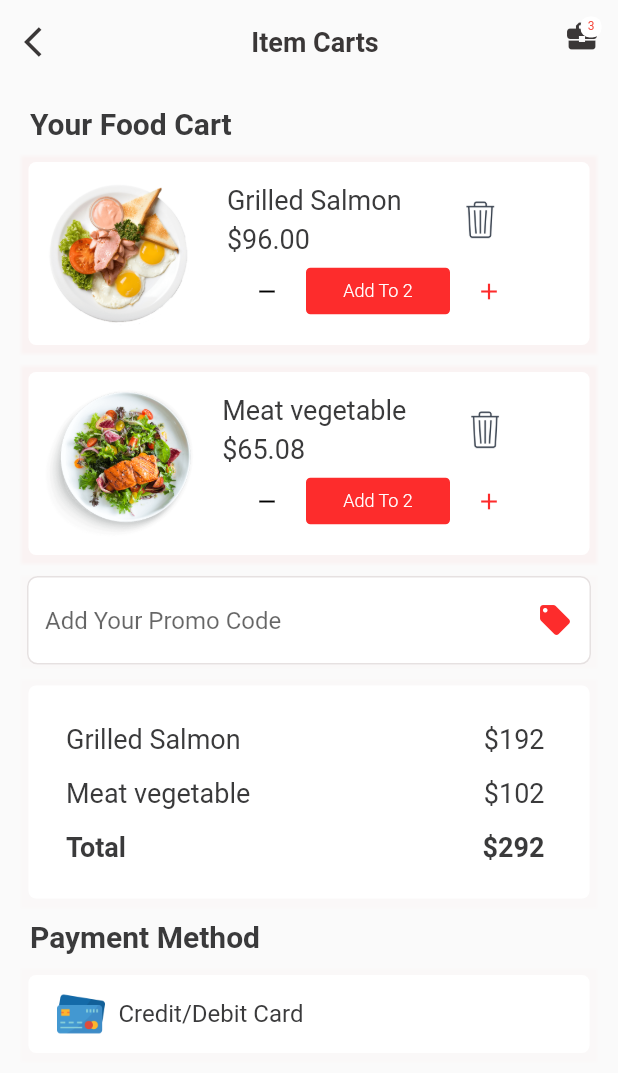
After one commit to TeerapongP/flutter-food-delivery, a Flutter app: the FoodOrderPage screen opened directly, on a phone screen of 412 x 824 dp. The commit adds this screen. Shown: the top 1073 px of the screen. Run offline on Flutter 3.47's test engine with Material 2 defaults, Android fonts, the phone set to English and light mode, and no system bars; our stand-ins replace carousel_pro, firebase_auth, firebase_core, font_awesome_flutter, google_sign_in; missing offline and left inert: flutter_facebook_auth; accounts and stored records are empty; Roboto replaces fonts that are missing (Roboto-Regular.ttf).

Commit message:
add foodOrderPage

```diff
--- a/lib/main.dart
+++ b/lib/main.dart
@@ -3,6 +3,7 @@ import 'package:delivery/page/Home.dart';
 import 'page/signInPage.dart';
 import 'package:firebase_core/firebase_core.dart';
 import 'package:flutter/material.dart';
+import './page/FoodOrderPage.dart';
 
 main() async {
   // WidgetsFlutterBinding.ensureInitialized();
--- /dev/null
+++ b/lib/page/FoodOrderPage.dart
@@ -0,0 +1,521 @@
+import 'package:flutter/material.dart';
+import 'package:flutter/services.dart';
+
+class FoodOrderPage extends StatefulWidget {
+  const FoodOrderPage({Key? key}) : super(key: key);
+
+  @override
+  _FoodOrderPageState createState() => _FoodOrderPageState();
+}
+
+class _FoodOrderPageState extends State<FoodOrderPage> {
+  int counter = 3;
+  @override
+  Widget build(BuildContext context) {
+    return Scaffold(
+        appBar: AppBar(
+          backgroundColor: const Color(0xFFFAFAFA),
+          elevation: 0,
+          leading: IconButton(
+            icon: const Icon(
+              Icons.arrow_back_ios,
+              color: Color(0xFF3a3737),
+            ),
+            onPressed: () => Navigator.of(context).pop(),
+          ),
+          title: const Center(
+            child: Text(
+              "Item Carts",
+              style: TextStyle(
+                  color: Color(0xFF3a3737),
+                  fontWeight: FontWeight.w600,
+                  fontSize: 18),
+              textAlign: TextAlign.center,
+            ),
+          ),
+          actions: <Widget>[
+            CartIconWithBadge(),
+          ],
+          systemOverlayStyle: SystemUiOverlayStyle.dark,
+        ),
+        body: SingleChildScrollView(
+          child: Container(
+            padding: const EdgeInsets.all(15),
+            child: Column(
+              crossAxisAlignment: CrossAxisAlignment.start,
+              children: <Widget>[
+                Container(
+                  padding: const EdgeInsets.only(left: 5),
+                  child: const Text(
+                    "Your Food Cart",
+                    style: TextStyle(
+                        fontSize: 20,
+                        color: Color(0xFF3a3a3b),
+                        fontWeight: FontWeight.w600),
+                    textAlign: TextAlign.left,
+                  ),
+                ),
+                const SizedBox(
+                  height: 10,
+                ),
+                const CartItem(
+                    productName: "Grilled Salmon",
+                    productPrice: "\$96.00",
+                    productImage: "ic_popular_food_1",
+                    productCartQuantity: "2"),
+                const SizedBox(
+                  height: 10,
+                ),
+                const CartItem(
+                    productName: "Meat vegetable",
+                    productPrice: "\$65.08",
+                    productImage: "ic_popular_food_4",
+                    productCartQuantity: "5"),
+                const SizedBox(
+                  height: 10,
+                ),
+                const PromoCodeWidget(),
+                const SizedBox(
+                  height: 10,
+                ),
+                const TotalCalculationWidget(),
+                const SizedBox(
+                  height: 10,
+                ),
+                Container(
+                  padding: const EdgeInsets.only(left: 5),
+                  child: const Text(
+                    "Payment Method",
+                    style: TextStyle(
+                        fontSize: 20,
+                        color: Color(0xFF3a3a3b),
+                        fontWeight: FontWeight.w600),
+                    textAlign: TextAlign.left,
+                  ),
+                ),
+                const SizedBox(
+                  height: 10,
+                ),
+                const PaymentMethodWidget(),
+              ],
+            ),
+          ),
+        ));
+  }
+}
+
+class PaymentMethodWidget extends StatelessWidget {
+  const PaymentMethodWidget({Key? key}) : super(key: key);
+
+  @override
+  Widget build(BuildContext context) {
+    return Container(
+      alignment: Alignment.center,
+      width: double.infinity,
+      height: 60,
+      decoration: BoxDecoration(boxShadow: [
+        BoxShadow(
+          color: const Color(0xFFfae3e2).withOpacity(0.1),
+          spreadRadius: 1,
+          blurRadius: 1,
+          offset: const Offset(0, 1),
+        ),
+      ]),
+      child: Card(
+        color: Colors.white,
+        elevation: 0,
+        shape: const RoundedRectangleBorder(
+          borderRadius: BorderRadius.all(
+            Radius.circular(5.0),
+          ),
+        ),
+        child: Container(
+          alignment: Alignment.center,
+          padding:
+              const EdgeInsets.only(left: 10, right: 30, top: 10, bottom: 10),
+          child: Row(
+            children: <Widget>[
+              Container(
+                alignment: Alignment.center,
+                child: Image.asset(
+                  "assets/images/menus/ic_credit_card.png",
+                  width: 50,
+                  height: 50,
+                ),
+              ),
+              const Text(
+                "Credit/Debit Card",
+                style: TextStyle(
+                    fontSize: 16,
+                    color: Color(0xFF3a3a3b),
+                    fontWeight: FontWeight.w400),
+                textAlign: TextAlign.left,
+              )
+            ],
+          ),
+        ),
+      ),
+    );
+  }
+}
+
+class TotalCalculationWidget extends StatelessWidget {
+  const TotalCalculationWidget({Key? key}) : super(key: key);
+
+  @override
+  Widget build(BuildContext context) {
+    return Container(
+      alignment: Alignment.center,
+      width: double.infinity,
+      height: 150,
+      decoration: BoxDecoration(boxShadow: [
+        BoxShadow(
+          color: const Color(0xFFfae3e2).withOpacity(0.1),
+          spreadRadius: 1,
+          blurRadius: 1,
+          offset: const Offset(0, 1),
+        ),
+      ]),
+      child: Card(
+        color: Colors.white,
+        elevation: 0,
+        shape: const RoundedRectangleBorder(
+          borderRadius: BorderRadius.all(
+            Radius.circular(5.0),
+          ),
+        ),
+        child: Container(
+          alignment: Alignment.center,
+          padding:
+              const EdgeInsets.only(left: 25, right: 30, top: 10, bottom: 10),
+          child: Column(
+            children: <Widget>[
+              const SizedBox(
+                height: 15,
+              ),
+              Row(
+                mainAxisAlignment: MainAxisAlignment.spaceBetween,
+                children: const <Widget>[
+                  Text(
+                    "Grilled Salmon",
+                    style: TextStyle(
+                        fontSize: 18,
+                        color: Color(0xFF3a3a3b),
+                        fontWeight: FontWeight.w400),
+                    textAlign: TextAlign.left,
+                  ),
+                  Text(
+                    "\$192",
+                    style: TextStyle(
+                        fontSize: 18,
+                        color: Color(0xFF3a3a3b),
+                        fontWeight: FontWeight.w400),
+                    textAlign: TextAlign.left,
+                  )
+                ],
+              ),
+              const SizedBox(
+                height: 15,
+              ),
+              Row(
+                mainAxisAlignment: MainAxisAlignment.spaceBetween,
+                children: const <Widget>[
+                  Text(
+                    "Meat vegetable",
+                    style: TextStyle(
+                        fontSize: 18,
+                        color: Color(0xFF3a3a3b),
+                        fontWeight: FontWeight.w400),
+                    textAlign: TextAlign.left,
+                  ),
+                  Text(
+                    "\$102",
+                    style: TextStyle(
+                        fontSize: 18,
+                        color: Color(0xFF3a3a3b),
+                        fontWeight: FontWeight.w400),
+                    textAlign: TextAlign.left,
+                  )
+                ],
+              ),
+              const SizedBox(
+                height: 15,
+              ),
+              Row(
+                mainAxisAlignment: MainAxisAlignment.spaceBetween,
+                children: const <Widget>[
+                  Text(
+                    "Total",
+                    style: TextStyle(
+                        fontSize: 18,
+                        color: Color(0xFF3a3a3b),
+                        fontWeight: FontWeight.w600),
+                    textAlign: TextAlign.left,
+                  ),
+                  Text(
+                    "\$292",
+                    style: TextStyle(
+                        fontSize: 18,
+                        color: Color(0xFF3a3a3b),
+                        fontWeight: FontWeight.w600),
+                    textAlign: TextAlign.left,
+                  )
+                ],
+              ),
+            ],
+          ),
+        ),
+      ),
+    );
+  }
+}
+
+class PromoCodeWidget extends StatelessWidget {
+  const PromoCodeWidget({Key? key}) : super(key: key);
+
+  @override
+  Widget build(BuildContext context) {
+    return SafeArea(
+      child: Container(
+        padding: const EdgeInsets.only(left: 3, right: 3),
+        decoration: BoxDecoration(boxShadow: [
+          BoxShadow(
+            color: const Color(0xFFfae3e2).withOpacity(0.1),
+            spreadRadius: 1,
+            blurRadius: 1,
+            offset: const Offset(0, 1),
+          ),
+        ]),
+        child: TextFormField(
+          decoration: InputDecoration(
+              focusedBorder: const OutlineInputBorder(
+                borderSide: BorderSide(color: Color(0xFFe6e1e1), width: 1.0),
+              ),
+              enabledBorder: OutlineInputBorder(
+                  borderSide:
+                      const BorderSide(color: Color(0xFFe6e1e1), width: 1.0),
+                  borderRadius: BorderRadius.circular(7)),
+              fillColor: Colors.white,
+              hintText: 'Add Your Promo Code',
+              filled: true,
+              suffixIcon: IconButton(
+                  icon: const Icon(
+                    Icons.local_offer,
+                    color: Color(0xFFfd2c2c),
+                  ),
+                  onPressed: () {
+                    debugPrint('222');
+                  })),
+        ),
+      ),
+    );
+  }
+}
+
+class CartItem extends StatelessWidget {
+  final String productName;
+  final String productPrice;
+  final String productImage;
+  final String productCartQuantity;
+
+  // ignore: prefer_const_constructors_in_immutables, use_key_in_widget_constructors
+  const CartItem({
+    required this.productName,
+    required this.productPrice,
+    required this.productImage,
+    required this.productCartQuantity,
+  });
+
+  @override
+  Widget build(BuildContext context) {
+    return Container(
+      width: double.infinity,
+      height: 130,
+      decoration: BoxDecoration(boxShadow: [
+        BoxShadow(
+          color: const Color(0xFFfae3e2).withOpacity(0.3),
+          spreadRadius: 1,
+          blurRadius: 1,
+          offset: const Offset(0, 1),
+        ),
+      ]),
+      child: Card(
+          color: Colors.white,
+          elevation: 0,
+          shape: const RoundedRectangleBorder(
+            borderRadius: BorderRadius.all(
+              Radius.circular(5.0),
+            ),
+          ),
+          child: Container(
+            alignment: Alignment.center,
+            padding:
+                const EdgeInsets.only(left: 5, right: 5, top: 10, bottom: 10),
+            child: Row(
+              mainAxisSize: MainAxisSize.max,
+              children: <Widget>[
+                Align(
+                  alignment: Alignment.centerLeft,
+                  child: Center(
+                      child: Image.asset(
+                    "assets/images/popular_foods/$productImage.png",
+                    width: 110,
+                    height: 100,
+                  )),
+                ),
+                Column(
+                  mainAxisSize: MainAxisSize.max,
+                  crossAxisAlignment: CrossAxisAlignment.center,
+                  children: <Widget>[
+                    const SizedBox(
+                      height: 5,
+                    ),
+                    Row(
+                      mainAxisAlignment: MainAxisAlignment.spaceAround,
+                      children: <Widget>[
+                        Column(
+                          crossAxisAlignment: CrossAxisAlignment.start,
+                          children: <Widget>[
+                            Text(
+                              productName,
+                              style: const TextStyle(
+                                  fontSize: 18,
+                                  color: Color(0xFF3a3a3b),
+                                  fontWeight: FontWeight.w400),
+                              textAlign: TextAlign.left,
+                            ),
+                            const SizedBox(
+                              height: 5,
+                            ),
+                            Text(
+                              productPrice,
+                              style: const TextStyle(
+                                  fontSize: 18,
+                                  color: Color(0xFF3a3a3b),
+                                  fontWeight: FontWeight.w400),
+                              textAlign: TextAlign.left,
+                            ),
+                          ],
+                        ),
+                        const SizedBox(
+                          width: 40,
+                        ),
+                        Container(
+                          alignment: Alignment.centerRight,
+                          child: Image.asset(
+                            "assets/images/menus/ic_delete.png",
+                            width: 25,
+                            height: 25,
+                          ),
+                        )
+                      ],
+                    ),
+                    Container(
+                      margin: const EdgeInsets.only(left: 20),
+                      alignment: Alignment.centerRight,
+                      child: AddToCartMenu(2),
+                    )
+                  ],
+                )
+              ],
+            ),
+          )),
+    );
+  }
+}
+
+// ignore: must_be_immutable
+class CartIconWithBadge extends StatelessWidget {
+  int counter = 3;
+
+  CartIconWithBadge({Key? key}) : super(key: key);
+
+  @override
+  Widget build(BuildContext context) {
+    return Stack(
+      children: <Widget>[
+        IconButton(
+            icon: const Icon(
+              Icons.business_center,
+              color: Color(0xFF3a3737),
+            ),
+            onPressed: () {}),
+        counter != 0
+            ? Positioned(
+                right: 11,
+                top: 11,
+                child: Container(
+                  padding: const EdgeInsets.all(2),
+                  decoration: BoxDecoration(
+                    color: Colors.white,
+                    borderRadius: BorderRadius.circular(6),
+                  ),
+                  constraints: const BoxConstraints(
+                    minWidth: 14,
+                    minHeight: 14,
+                  ),
+                  child: Text(
+                    '$counter',
+                    style: const TextStyle(
+                      color: Colors.red,
+                      fontSize: 8,
+                    ),
+                    textAlign: TextAlign.center,
+                  ),
+                ),
+              )
+            : Container()
+      ],
+    );
+  }
+}
+
+// ignore: must_be_immutable
+class AddToCartMenu extends StatelessWidget {
+  int productCounter;
+
+  AddToCartMenu(this.productCounter, {Key? key}) : super(key: key);
+
+  @override
+  Widget build(BuildContext context) {
+    return Row(
+      mainAxisAlignment: MainAxisAlignment.center,
+      children: <Widget>[
+        IconButton(
+          onPressed: () {},
+          icon: const Icon(Icons.remove),
+          color: Colors.black,
+          iconSize: 18,
+        ),
+        InkWell(
+          // ignore: avoid_print
+          onTap: () => print('hello'),
+          child: Container(
+            width: 100.0,
+            height: 35.0,
+            decoration: BoxDecoration(
+              color: const Color(0xFFfd2c2c),
+              border: Border.all(color: Colors.white, width: 2.0),
+              borderRadius: BorderRadius.circular(5.0),
+            ),
+            child: Center(
+              child: Text(
+                'Add To $productCounter',
+                style: const TextStyle(
+                    fontSize: 12.0,
+                    color: Colors.white,
+                    fontWeight: FontWeight.w300),
+              ),
+            ),
+          ),
+        ),
+        IconButton(
+          onPressed: () {},
+          icon: const Icon(Icons.add),
+          color: const Color(0xFFfd2c2c),
+          iconSize: 18,
+        ),
+      ],
+    );
+  }
+}
--- a/lib/widgets/BottomNavBarWidget.dart
+++ b/lib/widgets/BottomNavBarWidget.dart
@@ -13,9 +13,11 @@ class _BottomNavBarWidgetState extends State<BottomNavBarWidget> {
   @override
   Widget build(BuildContext context) {
     int _selectedIndex = 0;
+
     void _onItemTapped(int index) {
       setState(() {
         _selectedIndex = index;
+        // ignore: unused_local_variable
 
 //        navigateToScreens(index);
       });
```
